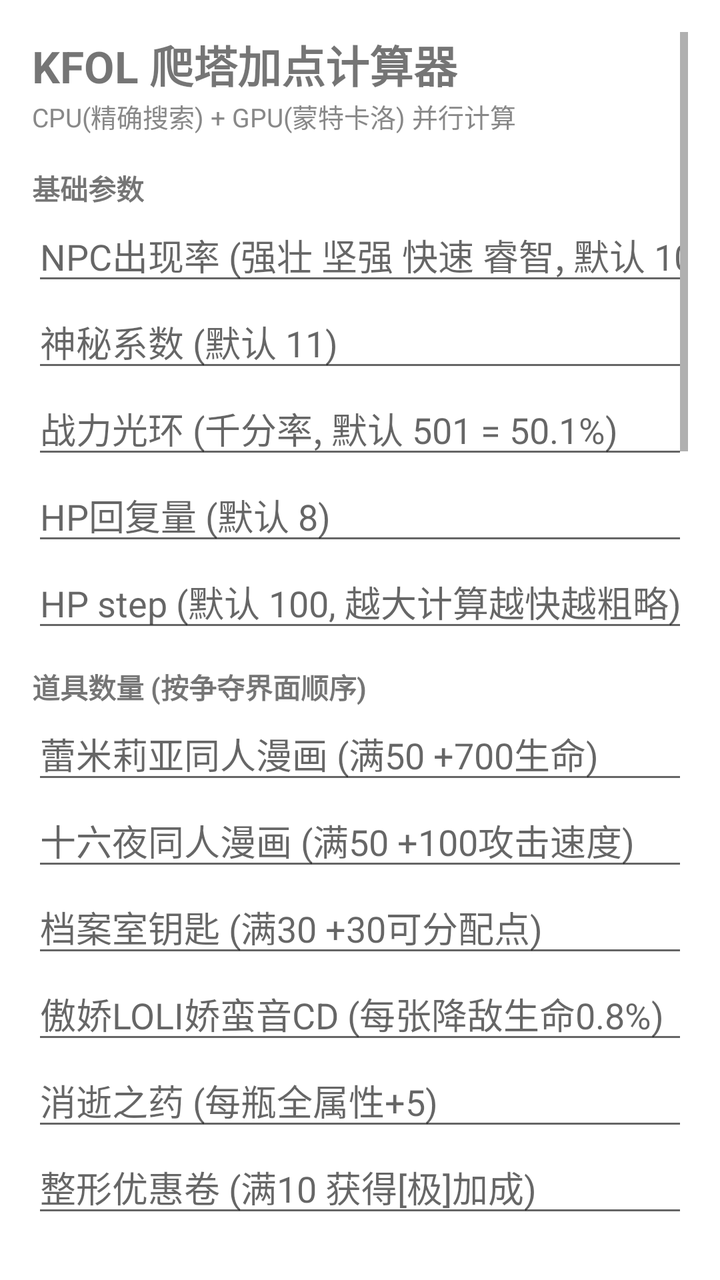
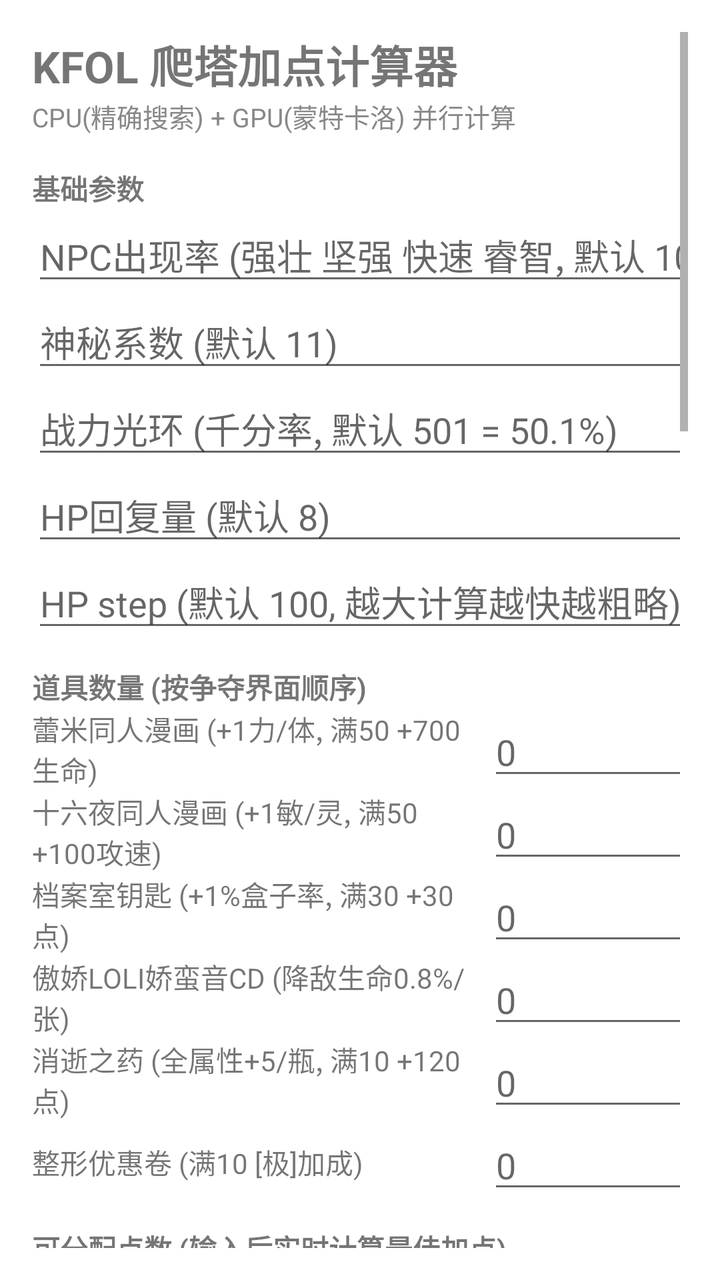

Compare the two renders of this Android layout. The source of the first and the diff that turns it into the second are given below.
<!-- AndroidManifest.xml: application theme Theme.KFOLCalc -->
<!-- res/layout/activity_main.xml -->
<?xml version="1.0" encoding="utf-8"?>
<ScrollView xmlns:android="http://schemas.android.com/apk/res/android"
    android:layout_width="match_parent"
    android:layout_height="match_parent"
    android:padding="16dp">

    <LinearLayout
        android:layout_width="match_parent"
        android:layout_height="wrap_content"
        android:orientation="vertical">

        <TextView
            android:layout_width="wrap_content"
            android:layout_height="wrap_content"
            android:text="KFOL 爬塔加点计算器"
            android:textSize="22sp"
            android:textStyle="bold" />

        <TextView
            android:layout_width="wrap_content"
            android:layout_height="wrap_content"
            android:text="CPU(精确搜索) + GPU(蒙特卡洛) 并行计算"
            android:textSize="13sp"
            android:textColor="#888888" />

        
        <TextView
            android:layout_width="wrap_content"
            android:layout_height="wrap_content"
            android:layout_marginTop="16dp"
            android:text="基础参数"
            android:textStyle="bold" />

        <EditText
            android:id="@+id/npcRatesInput"
            android:layout_width="match_parent"
            android:layout_height="wrap_content"
            android:hint="NPC出现率 (强壮 坚强 快速 睿智, 默认 10 10 10 10)"
            android:inputType="text" />

        <EditText
            android:id="@+id/coefInput"
            android:layout_width="match_parent"
            android:layout_height="wrap_content"
            android:hint="神秘系数 (默认 11)"
            android:inputType="number" />

        <EditText
            android:id="@+id/auraInput"
            android:layout_width="match_parent"
            android:layout_height="wrap_content"
            android:hint="战力光环 (千分率, 默认 501 = 50.1%)"
            android:inputType="number" />

        <EditText
            android:id="@+id/hpHealInput"
            android:layout_width="match_parent"
            android:layout_height="wrap_content"
            android:hint="HP回复量 (默认 8)"
            android:inputType="number" />

        <EditText
            android:id="@+id/hpStepInput"
            android:layout_width="match_parent"
            android:layout_height="wrap_content"
            android:hint="HP step (默认 100, 越大计算越快越粗略)"
            android:inputType="number" />

        
        <TextView
            android:layout_width="wrap_content"
            android:layout_height="wrap_content"
            android:layout_marginTop="12dp"
            android:text="道具数量 (按争夺界面顺序)"
            android:textStyle="bold" />

        <EditText
            android:id="@+id/itemRemInput"
            android:layout_width="match_parent"
            android:layout_height="wrap_content"
            android:hint="蕾米莉亚同人漫画 (满50 +700生命)"
            android:inputType="number" />

        <EditText
            android:id="@+id/itemIzaInput"
            android:layout_width="match_parent"
            android:layout_height="wrap_content"
            android:hint="十六夜同人漫画 (满50 +100攻击速度)"
            android:inputType="number" />

        <EditText
            android:id="@+id/itemKeyInput"
            android:layout_width="match_parent"
            android:layout_height="wrap_content"
            android:hint="档案室钥匙 (满30 +30可分配点)"
            android:inputType="number" />

        <EditText
            android:id="@+id/itemLolInput"
            android:layout_width="match_parent"
            android:layout_height="wrap_content"
            android:hint="傲娇LOLI娇蛮音CD (每张降敌生命0.8%)"
            android:inputType="number" />

        <EditText
            android:id="@+id/itemYaoInput"
            android:layout_width="match_parent"
            android:layout_height="wrap_content"
            android:hint="消逝之药 (每瓶全属性+5)"
            android:inputType="number" />

        <EditText
            android:id="@+id/itemZheInput"
            android:layout_width="match_parent"
            android:layout_height="wrap_content"
            android:hint="整形优惠卷 (满10 获得[极]加成)"
            android:inputType="number" />

        
        <TextView
            android:layout_width="wrap_content"
            android:layout_height="wrap_content"
            android:layout_marginTop="12dp"
            android:text="可分配点数 (输入后实时计算最佳加点)"
            android:textStyle="bold" />

        <EditText
            android:id="@+id/pointsInput"
            android:layout_width="match_parent"
            android:layout_height="wrap_content"
            android:hint="可分配点数"
            android:inputType="number" />

        <TextView
            android:layout_width="wrap_content"
            android:layout_height="wrap_content"
            android:layout_marginTop="8dp"
            android:text="最佳加点 (自动计算填入)"
            android:textSize="12sp"
            android:textColor="#666666" />

        <LinearLayout
            android:layout_width="match_parent"
            android:layout_height="wrap_content"
            android:orientation="horizontal">

            <LinearLayout
                android:layout_width="0dp"
                android:layout_height="wrap_content"
                android:layout_weight="1"
                android:orientation="vertical">

                <EditText
                    android:id="@+id/attrStrInput"
                    android:layout_width="match_parent"
                    android:layout_height="wrap_content"
                    android:hint="力量"
                    android:inputType="number" />

                <EditText
                    android:id="@+id/attrVitInput"
                    android:layout_width="match_parent"
                    android:layout_height="wrap_content"
                    android:hint="体质"
                    android:inputType="number" />

                <EditText
                    android:id="@+id/attrAgiInput"
                    android:layout_width="match_parent"
                    android:layout_height="wrap_content"
                    android:hint="敏捷"
                    android:inputType="number" />

                <EditText
                    android:id="@+id/attrDexInput"
                    android:layout_width="match_parent"
                    android:layout_height="wrap_content"
                    android:hint="灵活"
                    android:inputType="number" />
            </LinearLayout>

            <LinearLayout
                android:layout_width="0dp"
                android:layout_height="wrap_content"
                android:layout_weight="1"
                android:orientation="vertical">

                <EditText
                    android:id="@+id/attrIntInput"
                    android:layout_width="match_parent"
                    android:layout_height="wrap_content"
                    android:hint="智力"
                    android:inputType="number" />

                <EditText
                    android:id="@+id/attrResInput"
                    android:layout_width="match_parent"
                    android:layout_height="wrap_content"
                    android:hint="意志"
                    android:inputType="number" />

                <EditText
                    android:id="@+id/attrStaInput"
                    android:layout_width="match_parent"
                    android:layout_height="wrap_content"
                    android:hint="耐力"
                    android:inputType="number" />

                <EditText
                    android:id="@+id/attrLukInput"
                    android:layout_width="match_parent"
                    android:layout_height="wrap_content"
                    android:hint="幸运"
                    android:inputType="number" />
            </LinearLayout>
        </LinearLayout>

        
        <TextView
            android:layout_width="wrap_content"
            android:layout_height="wrap_content"
            android:layout_marginTop="12dp"
            android:text="计算模式"
            android:textStyle="bold" />

        <RadioGroup
            android:id="@+id/modeGroup"
            android:layout_width="match_parent"
            android:layout_height="wrap_content"
            android:orientation="horizontal">

            <RadioButton
                android:id="@+id/modeFromFirst"
                android:layout_width="wrap_content"
                android:layout_height="wrap_content"
                android:checked="true"
                android:text="从第一层开始" />

            <RadioButton
                android:id="@+id/modeFromLvl"
                android:layout_width="wrap_content"
                android:layout_height="wrap_content"
                android:text="从指定层开始" />
        </RadioGroup>

        <EditText
            android:id="@+id/startLvlInput"
            android:layout_width="match_parent"
            android:layout_height="wrap_content"
            android:enabled="false"
            android:hint="起始层数 (选「从指定层开始」时生效)"
            android:inputType="number" />

        <EditText
            android:id="@+id/maxLvlInput"
            android:layout_width="match_parent"
            android:layout_height="wrap_content"
            android:hint="目标层数 / 最大层数 (超过视为打不赢)"
            android:inputType="number" />

        
        <TextView
            android:layout_width="wrap_content"
            android:layout_height="wrap_content"
            android:layout_marginTop="12dp"
            android:text="装备等级"
            android:textStyle="bold" />

        <EditText
            android:id="@+id/wpnLvlInput"
            android:layout_width="match_parent"
            android:layout_height="wrap_content"
            android:hint="武器等级"
            android:inputType="number" />

        <EditText
            android:id="@+id/amrLvlInput"
            android:layout_width="match_parent"
            android:layout_height="wrap_content"
            android:hint="护甲等级"
            android:inputType="number" />

        <EditText
            android:id="@+id/neckLvlInput"
            android:layout_width="match_parent"
            android:layout_height="wrap_content"
            android:enabled="false"
            android:hint="项链等级 (绝版, 固定 0)"
            android:inputType="number"
            android:text="0" />

        <TextView
            android:layout_width="wrap_content"
            android:layout_height="wrap_content"
            android:layout_marginTop="12dp"
            android:text="装备粘贴 (绯月复制后一键粘贴)"
            android:textStyle="bold" />

        <TextView
            android:layout_width="wrap_content"
            android:layout_height="wrap_content"
            android:text="类型: Fist/Sword/Bow/Staff(武器) · Body/Plate/Leather/Cloth(防具)"
            android:textSize="11sp"
            android:textColor="#666666" />

        <EditText
            android:id="@+id/equipInput"
            android:layout_width="match_parent"
            android:layout_height="wrap_content"
            android:gravity="top"
            android:hint="例如: Cloth #90442450&#10;1 IMT&#10;4 AMR RFL CRD SLD&#10;8 HEL COF 5 ..."
            android:inputType="textMultiLine"
            android:minLines="4"
            android:maxLines="8"
            android:textSize="13sp" />

        <Button
            android:id="@+id/pasteBtn"
            android:layout_width="match_parent"
            android:layout_height="wrap_content"
            android:text="一键粘贴" />

        <Button
            android:id="@+id/parseEquipBtn"
            android:layout_width="match_parent"
            android:layout_height="wrap_content"
            android:text="解析装备并加入计算" />

        <TextView
            android:id="@+id/equipInfoView"
            android:layout_width="match_parent"
            android:layout_height="wrap_content"
            android:fontFamily="monospace"
            android:text=""
            android:textSize="12sp" />

        <Button
            android:id="@+id/searchBtn"
            android:layout_width="match_parent"
            android:layout_height="wrap_content"
            android:layout_marginTop="16dp"
            android:text="开始计算" />

        
        <TextView
            android:layout_width="wrap_content"
            android:layout_height="wrap_content"
            android:layout_marginTop="16dp"
            android:text="高级选项 (LIMIT ~ MINWINRATE)"
            android:textStyle="bold" />

        <TextView
            android:layout_width="wrap_content"
            android:layout_height="wrap_content"
            android:text="从 kfol.in 可选选项区复制后一键粘贴, 默认已填推荐配置"
            android:textSize="11sp"
            android:textColor="#666666" />

        <EditText
            android:id="@+id/optInput"
            android:layout_width="match_parent"
            android:layout_height="wrap_content"
            android:gravity="top"
            android:hint="LIMIT 1 200&#10;VIT MAX 150&#10;ENDLIMIT&#10;MAXROUND 15&#10;FASTSKILL 4&#10;TOUGHSKILL 1&#10;BATTLESTEP 10&#10;GRIDOPTION 6 3 5&#10;MINWINRATE 100"
            android:inputType="textMultiLine"
            android:minLines="8"
            android:maxLines="14"
            android:textSize="13sp" />

        <Button
            android:id="@+id/pasteOptBtn"
            android:layout_width="match_parent"
            android:layout_height="wrap_content"
            android:text="一键粘贴高级选项" />

        <TextView
            android:id="@+id/statusView"
            android:layout_width="match_parent"
            android:layout_height="wrap_content"
            android:layout_marginTop="8dp"
            android:text=""
            android:textSize="14sp" />

        <TextView
            android:id="@+id/resultView"
            android:layout_width="match_parent"
            android:layout_height="wrap_content"
            android:layout_marginTop="8dp"
            android:fontFamily="monospace"
            android:text=""
            android:textSize="15sp" />

    </LinearLayout>
</ScrollView>
<!-- resources referenced by this layout -->
<resources>
  <style name="Theme.KFOLCalc" parent="Theme.MaterialComponents.DayNight.NoActionBar" />
</resources>

<!-- the commit's change to res/layout/activity_main.xml (unified diff, before → after) -->
@@ -74,47 +74,131 @@
             android:text="道具数量 (按争夺界面顺序)"
             android:textStyle="bold" />
 
-        <EditText
-            android:id="@+id/itemRemInput"
-            android:layout_width="match_parent"
-            android:layout_height="wrap_content"
-            android:hint="蕾米莉亚同人漫画 (满50 +700生命)"
-            android:inputType="number" />
-
-        <EditText
-            android:id="@+id/itemIzaInput"
-            android:layout_width="match_parent"
-            android:layout_height="wrap_content"
-            android:hint="十六夜同人漫画 (满50 +100攻击速度)"
-            android:inputType="number" />
-
-        <EditText
-            android:id="@+id/itemKeyInput"
-            android:layout_width="match_parent"
-            android:layout_height="wrap_content"
-            android:hint="档案室钥匙 (满30 +30可分配点)"
-            android:inputType="number" />
-
-        <EditText
-            android:id="@+id/itemLolInput"
-            android:layout_width="match_parent"
-            android:layout_height="wrap_content"
-            android:hint="傲娇LOLI娇蛮音CD (每张降敌生命0.8%)"
-            android:inputType="number" />
-
-        <EditText
-            android:id="@+id/itemYaoInput"
-            android:layout_width="match_parent"
-            android:layout_height="wrap_content"
-            android:hint="消逝之药 (每瓶全属性+5)"
-            android:inputType="number" />
-
-        <EditText
-            android:id="@+id/itemZheInput"
-            android:layout_width="match_parent"
-            android:layout_height="wrap_content"
-            android:hint="整形优惠卷 (满10 获得[极]加成)"
-            android:inputType="number" />
+        <LinearLayout
+            android:layout_width="match_parent"
+            android:layout_height="wrap_content"
+            android:orientation="horizontal">
+
+            <TextView
+                android:layout_width="0dp"
+                android:layout_height="wrap_content"
+                android:layout_gravity="center_vertical"
+                android:layout_weight="1"
+                android:text="蕾米同人漫画 (+1力/体, 满50 +700生命)"
+                android:textSize="14sp" />
+
+            <EditText
+                android:id="@+id/itemRemInput"
+                android:layout_width="100dp"
+                android:layout_height="wrap_content"
+                android:hint="0"
+                android:inputType="number" />
+        </LinearLayout>
+
+        <LinearLayout
+            android:layout_width="match_parent"
+            android:layout_height="wrap_content"
+            android:orientation="horizontal">
+
+            <TextView
+                android:layout_width="0dp"
+                android:layout_height="wrap_content"
+                android:layout_gravity="center_vertical"
+                android:layout_weight="1"
+                android:text="十六夜同人漫画 (+1敏/灵, 满50 +100攻速)"
+                android:textSize="14sp" />
+
+            <EditText
+                android:id="@+id/itemIzaInput"
+                android:layout_width="100dp"
+                android:layout_height="wrap_content"
+                android:hint="0"
+                android:inputType="number" />
+        </LinearLayout>
+
+        <LinearLayout
+            android:layout_width="match_parent"
+            android:layout_height="wrap_content"
+            android:orientation="horizontal">
+
+            <TextView
+                android:layout_width="0dp"
+                android:layout_height="wrap_content"
+                android:layout_gravity="center_vertical"
+                android:layout_weight="1"
+                android:text="档案室钥匙 (+1%盒子率, 满30 +30点)"
+                android:textSize="14sp" />
+
+            <EditText
+                android:id="@+id/itemKeyInput"
+                android:layout_width="100dp"
+                android:layout_height="wrap_content"
+                android:hint="0"
+                android:inputType="number" />
+        </LinearLayout>
+
+        <LinearLayout
+            android:layout_width="match_parent"
+            android:layout_height="wrap_content"
+            android:orientation="horizontal">
+
+            <TextView
+                android:layout_width="0dp"
+                android:layout_height="wrap_content"
+                android:layout_gravity="center_vertical"
+                android:layout_weight="1"
+                android:text="傲娇LOLI娇蛮音CD (降敌生命0.8%/张)"
+                android:textSize="14sp" />
+
+            <EditText
+                android:id="@+id/itemLolInput"
+                android:layout_width="100dp"
+                android:layout_height="wrap_content"
+                android:hint="0"
+                android:inputType="number" />
+        </LinearLayout>
+
+        <LinearLayout
+            android:layout_width="match_parent"
+            android:layout_height="wrap_content"
+            android:orientation="horizontal">
+
+            <TextView
+                android:layout_width="0dp"
+                android:layout_height="wrap_content"
+                android:layout_gravity="center_vertical"
+                android:layout_weight="1"
+                android:text="消逝之药 (全属性+5/瓶, 满10 +120点)"
+                android:textSize="14sp" />
+
+            <EditText
+                android:id="@+id/itemYaoInput"
+                android:layout_width="100dp"
+                android:layout_height="wrap_content"
+                android:hint="0"
+                android:inputType="number" />
+        </LinearLayout>
+
+        <LinearLayout
+            android:layout_width="match_parent"
+            android:layout_height="wrap_content"
+            android:orientation="horizontal">
+
+            <TextView
+                android:layout_width="0dp"
+                android:layout_height="wrap_content"
+                android:layout_gravity="center_vertical"
+                android:layout_weight="1"
+                android:text="整形优惠卷 (满10 [极]加成)"
+                android:textSize="14sp" />
+
+            <EditText
+                android:id="@+id/itemZheInput"
+                android:layout_width="100dp"
+                android:layout_height="wrap_content"
+                android:hint="0"
+                android:inputType="number" />
+        </LinearLayout>
 
         
         <TextView
@@ -308,10 +392,10 @@
             android:layout_width="match_parent"
             android:layout_height="wrap_content"
             android:gravity="top"
-            android:hint="例如: Cloth #90442450&#10;1 IMT&#10;4 AMR RFL CRD SLD&#10;8 HEL COF 5 ..."
+            android:hint="Cloth #90442450&#10;1 IMT&#10;4 AMR RFL CRD SLD&#10;8 HEL COF 5 HEL COF 2 SRD COF 5 SLD VIT 5 SRD COF 3 SLD DEX 5 AMR RES 3 HEL COF 2&#10;&#10;Sword #89545072&#10;1 AMT&#10;4 BRC CRT LCH SKL&#10;8 CRT INT 3 BRC AGI 3 BRC COF 4 BRC AGI 5 LCH COF 2 ATK STR 2 SPD AGI 2 BRC INT 5"
             android:inputType="textMultiLine"
-            android:minLines="4"
-            android:maxLines="8"
+            android:minLines="6"
+            android:maxLines="12"
             android:textSize="13sp" />
 
         <Button
